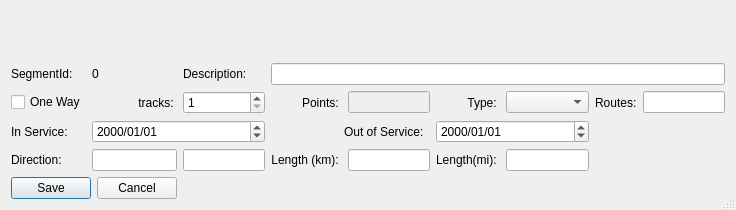
First picture: the form in mapper_app/ui/editsegmentdialog.ui, repository allenck/mapper, before the edit.
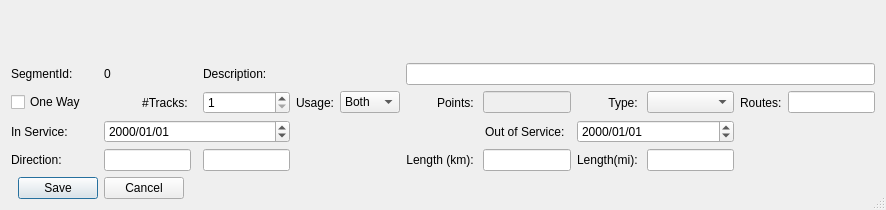
Second picture: the form after the edit. Custom widgets are drawn as their Qt base class.

Diff of the .ui file:
```diff
--- a/mapper_app/ui/editsegmentdialog.ui
+++ b/mapper_app/ui/editsegmentdialog.ui
@@ -6,7 +6,7 @@
    <rect>
     <x>0</x>
     <y>0</y>
-    <width>736</width>
+    <width>886</width>
     <height>210</height>
    </rect>
   </property>
@@ -17,8 +17,12 @@
    <bool>true</bool>
   </property>
   <layout class="QGridLayout" name="gridLayout">
-   <item row="0" column="0" colspan="9">
-    <widget class="SegmentSelectionWidget" name="ssw" native="true"/>
+   <item row="4" column="3">
+    <widget class="QLineEdit" name="txtDirection">
+     <property name="readOnly">
+      <bool>true</bool>
+     </property>
+    </widget>
    </item>
    <item row="2" column="0">
     <widget class="QCheckBox" name="chkOneWay">
@@ -27,73 +31,23 @@
      </property>
     </widget>
    </item>
-   <item row="2" column="1">
-    <widget class="QLabel" name="label_3">
-     <property name="text">
-      <string>tracks: </string>
+   <item row="4" column="12">
+    <spacer name="horizontalSpacer">
+     <property name="orientation">
+      <enum>Qt::Horizontal</enum>
      </property>
-     <property name="alignment">
-      <set>Qt::AlignRight|Qt::AlignTrailing|Qt::AlignVCenter</set>
+     <property name="sizeHint" stdset="0">
+      <size>
+       <width>40</width>
+       <height>20</height>
+      </size>
      </property>
-    </widget>
+    </spacer>
    </item>
-   <item row="2" column="2">
-    <widget class="QSpinBox" name="sbTracks">
-     <property name="minimum">
-      <number>1</number>
-     </property>
-     <property name="maximum">
-      <number>2</number>
-     </property>
-    </widget>
-   </item>
-   <item row="2" column="3">
-    <widget class="QLabel" name="label_9">
+   <item row="4" column="0">
+    <widget class="QLabel" name="label_10">
      <property name="text">
-      <string>Points: </string>
-     </property>
-     <property name="alignment">
-      <set>Qt::AlignRight|Qt::AlignTrailing|Qt::AlignVCenter</set>
-     </property>
-    </widget>
-   </item>
-   <item row="2" column="4">
-    <widget class="QLineEdit" name="txtPoints">
-     <property name="enabled">
-      <bool>false</bool>
-     </property>
-     <property name="readOnly">
-      <bool>true</bool>
-     </property>
-    </widget>
-   </item>
-   <item row="2" column="5">
-    <widget class="QLabel" name="label_4">
-     <property name="text">
-      <string>Type: </string>
-     </property>
-     <property name="alignment">
-      <set>Qt::AlignRight|Qt::AlignTrailing|Qt::AlignVCenter</set>
-     </property>
-    </widget>
-   </item>
-   <item row="2" column="6">
-    <widget class="QComboBox" name="cbRouteType"/>
-   </item>
-   <item row="2" column="7">
-    <widget class="QLabel" name="label_11">
-     <property name="text">
-      <string>Routes:</string>
-     </property>
-    </widget>
-   </item>
-   <item row="2" column="8">
-    <widget class="QLineEdit" name="txtRoutes">
-     <property name="toolTip">
-      <string>Number of routes using this segment.</string>
-     </property>
-     <property name="readOnly">
-      <bool>true</bool>
+      <string>Direction:</string>
      </property>
     </widget>
    </item>
@@ -104,14 +58,24 @@
      </property>
     </widget>
    </item>
-   <item row="3" column="1" colspan="2">
-    <widget class="QDateEdit" name="dtBegin">
+   <item row="3" column="10" colspan="2">
+    <widget class="QDateEdit" name="dtEnd">
      <property name="displayFormat">
       <string>yyyy/MM/dd</string>
      </property>
     </widget>
    </item>
-   <item row="3" column="3" colspan="2">
+   <item row="2" column="13">
+    <widget class="QLineEdit" name="txtRoutes">
+     <property name="toolTip">
+      <string>Number of routes using this segment.</string>
+     </property>
+     <property name="readOnly">
+      <bool>true</bool>
+     </property>
+    </widget>
+   </item>
+   <item row="3" column="8" colspan="2">
     <widget class="QLabel" name="label_6">
      <property name="text">
       <string>Out of Service:  </string>
@@ -121,35 +85,28 @@
      </property>
     </widget>
    </item>
-   <item row="3" column="5" colspan="2">
-    <widget class="QDateEdit" name="dtEnd">
-     <property name="displayFormat">
-      <string>yyyy/MM/dd</string>
-     </property>
-    </widget>
-   </item>
-   <item row="4" column="0">
-    <widget class="QLabel" name="label_10">
+   <item row="2" column="6">
+    <widget class="QLabel" name="usageLabel">
      <property name="text">
-      <string>Direction:</string>
+      <string>Usage:</string>
      </property>
     </widget>
    </item>
-   <item row="4" column="1">
-    <widget class="QLineEdit" name="txtDirection">
+   <item row="4" column="11">
+    <widget class="QLineEdit" name="txtMiles">
      <property name="readOnly">
       <bool>true</bool>
      </property>
     </widget>
    </item>
-   <item row="4" column="2">
+   <item row="4" column="5">
     <widget class="QLineEdit" name="txtBearing">
      <property name="readOnly">
       <bool>true</bool>
      </property>
     </widget>
    </item>
-   <item row="4" column="3">
+   <item row="4" column="8">
     <widget class="QLabel" name="label_7">
      <property name="text">
       <string>Length (km): </string>
@@ -159,44 +116,7 @@
      </property>
     </widget>
    </item>
-   <item row="4" column="4">
-    <widget class="QLineEdit" name="txtKm">
-     <property name="readOnly">
-      <bool>false</bool>
-     </property>
-    </widget>
-   </item>
-   <item row="4" column="5">
-    <widget class="QLabel" name="label_8">
-     <property name="text">
-      <string>Length(mi): </string>
-     </property>
-     <property name="alignment">
-      <set>Qt::AlignRight|Qt::AlignTrailing|Qt::AlignVCenter</set>
-     </property>
-    </widget>
-   </item>
-   <item row="4" column="6">
-    <widget class="QLineEdit" name="txtMiles">
-     <property name="readOnly">
-      <bool>true</bool>
-     </property>
-    </widget>
-   </item>
-   <item row="4" column="7">
-    <spacer name="horizontalSpacer">
-     <property name="orientation">
-      <enum>Qt::Horizontal</enum>
-     </property>
-     <property name="sizeHint" stdset="0">
-      <size>
-       <width>40</width>
-       <height>20</height>
-      </size>
-     </property>
-    </spacer>
-   </item>
-   <item row="5" column="0" colspan="2">
+   <item row="5" column="0" colspan="4">
     <widget class="QDialogButtonBox" name="buttonBox">
      <property name="orientation">
       <enum>Qt::Horizontal</enum>
@@ -209,16 +129,42 @@
      </property>
     </widget>
    </item>
-   <item row="1" column="2">
+   <item row="1" column="8" colspan="6">
+    <widget class="QLineEdit" name="txtDescription"/>
+   </item>
+   <item row="2" column="10">
+    <widget class="QLabel" name="label_4">
+     <property name="text">
+      <string>Type: </string>
+     </property>
+     <property name="alignment">
+      <set>Qt::AlignRight|Qt::AlignTrailing|Qt::AlignVCenter</set>
+     </property>
+    </widget>
+   </item>
+   <item row="2" column="11">
+    <widget class="QComboBox" name="cbRouteType"/>
+   </item>
+   <item row="0" column="0" colspan="14">
+    <widget class="SegmentSelectionWidget" name="ssw" native="true"/>
+   </item>
+   <item row="2" column="8">
+    <widget class="QLabel" name="label_9">
+     <property name="text">
+      <string>Points: </string>
+     </property>
+     <property name="alignment">
+      <set>Qt::AlignRight|Qt::AlignTrailing|Qt::AlignVCenter</set>
+     </property>
+    </widget>
+   </item>
+   <item row="1" column="5">
     <widget class="QLabel" name="label_2">
      <property name="text">
       <string>Description:</string>
      </property>
     </widget>
    </item>
-   <item row="1" column="3" colspan="6">
-    <widget class="QLineEdit" name="txtDescription"/>
-   </item>
    <item row="1" column="0">
     <widget class="QLabel" name="label">
      <property name="text">
@@ -226,13 +172,93 @@
      </property>
     </widget>
    </item>
-   <item row="1" column="1">
+   <item row="2" column="3">
+    <widget class="QLabel" name="label_3">
+     <property name="text">
+      <string>#Tracks: </string>
+     </property>
+     <property name="alignment">
+      <set>Qt::AlignRight|Qt::AlignTrailing|Qt::AlignVCenter</set>
+     </property>
+    </widget>
+   </item>
+   <item row="2" column="5">
+    <widget class="QSpinBox" name="sbTracks">
+     <property name="minimum">
+      <number>1</number>
+     </property>
+     <property name="maximum">
+      <number>2</number>
+     </property>
+    </widget>
+   </item>
+   <item row="4" column="10">
+    <widget class="QLabel" name="label_8">
+     <property name="text">
+      <string>Length(mi): </string>
+     </property>
+     <property name="alignment">
+      <set>Qt::AlignRight|Qt::AlignTrailing|Qt::AlignVCenter</set>
+     </property>
+    </widget>
+   </item>
+   <item row="2" column="9">
+    <widget class="QLineEdit" name="txtPoints">
+     <property name="enabled">
+      <bool>false</bool>
+     </property>
+     <property name="readOnly">
+      <bool>true</bool>
+     </property>
+    </widget>
+   </item>
+   <item row="1" column="3">
     <widget class="QLabel" name="label_segmentId">
      <property name="text">
       <string>0</string>
      </property>
     </widget>
    </item>
+   <item row="4" column="9">
+    <widget class="QLineEdit" name="txtKm">
+     <property name="readOnly">
+      <bool>false</bool>
+     </property>
+    </widget>
+   </item>
+   <item row="2" column="12">
+    <widget class="QLabel" name="label_11">
+     <property name="text">
+      <string>Routes:</string>
+     </property>
+    </widget>
+   </item>
+   <item row="3" column="3" colspan="3">
+    <widget class="QDateEdit" name="dtBegin">
+     <property name="displayFormat">
+      <string>yyyy/MM/dd</string>
+     </property>
+    </widget>
+   </item>
+   <item row="2" column="7">
+    <widget class="QComboBox" name="trackUsage">
+     <item>
+      <property name="text">
+       <string>Both</string>
+      </property>
+     </item>
+     <item>
+      <property name="text">
+       <string>Left</string>
+      </property>
+     </item>
+     <item>
+      <property name="text">
+       <string>Right</string>
+      </property>
+     </item>
+    </widget>
+   </item>
   </layout>
  </widget>
  <customwidgets>
```
